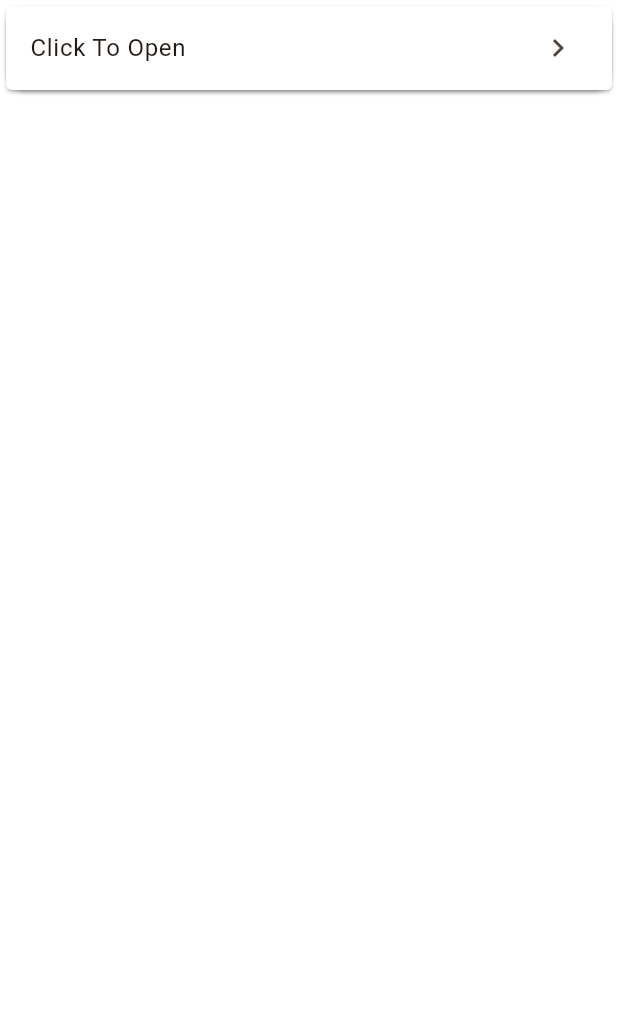
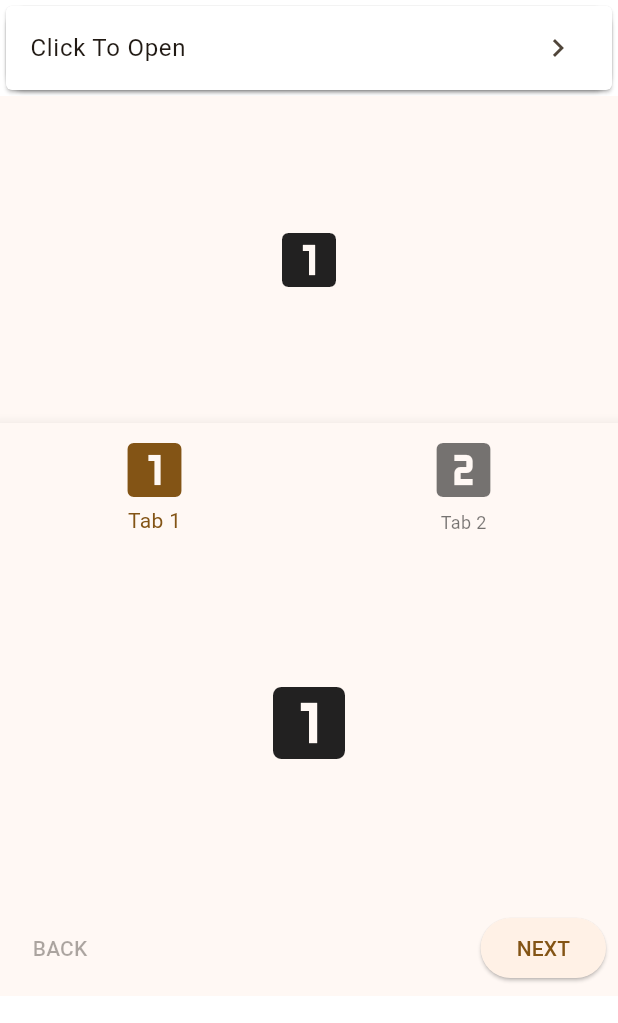
Before and after one commit to WaiYanHtun11/flutter_widgets, a Flutter app: the AnimationPackageDemo screen opened directly, on a phone screen of 412 x 824 dp. Shown: the top 1023 px of the screen. Run offline on Flutter 3.47's test engine with Material 3 defaults, Android fonts, the light colour scheme and no system bars; our stand-ins replace backdrop, cached_network_image, convex_bottom_bar, data_table_2, transparent_image; missing offline and left inert: flutter_gradient_app_bar, widget_with_codeview; key blocks and very long unbroken strings in the code were emptied for the run.

Commit message:
Page Transition Animation

```diff
--- a/lib/animations/animation_package_demo.dart
+++ b/lib/animations/animation_package_demo.dart
@@ -23,8 +23,123 @@ class AnimationPackageDemo extends StatelessWidget {
               );
             },
           ),
+        ),
+        const SizedBox(
+          height: 300,
+          child: PageTransitionSwitcherDemo(),
+        ),
+        const SizedBox(
+          height: 300,
+          child: SharedAxisDemo(),
         )
       ],
     );
   }
 }
+
+class PageTransitionSwitcherDemo extends StatefulWidget {
+  const PageTransitionSwitcherDemo({super.key});
+
+  @override
+  State<PageTransitionSwitcherDemo> createState() => _PageTransitionSwitcherDemoState();
+}
+class _PageTransitionSwitcherDemoState extends State<PageTransitionSwitcherDemo> {
+  final icons = const [
+    Icon(Icons.looks_one,size: 48,key: ValueKey(1)),
+    Icon(Icons.looks_two,size: 48,key: ValueKey(2))
+  ];
+
+  int currentIndex = 0;
+  @override
+  Widget build(BuildContext context) {
+    final btmNavBarItems = [
+      BottomNavigationBarItem(icon: icons[0],label: 'Tab 1'),
+      BottomNavigationBarItem(icon: icons[1],label: 'Tab 2')
+    ];
+
+    return Scaffold(
+      body: Center(
+        child: PageTransitionSwitcher(
+          duration: const Duration(seconds: 1),
+          transitionBuilder: (child,primaryAni,secondaryAni){
+            return FadeThroughTransition(
+                animation: primaryAni,
+                secondaryAnimation: secondaryAni,
+              child: child,
+            );
+          },
+          child: icons[currentIndex],
+        ),
+      ),
+      bottomNavigationBar: BottomNavigationBar(
+        items: btmNavBarItems,
+        currentIndex: currentIndex,
+        onTap: (newIndex)=> setState(()=> currentIndex = newIndex),
+      ),
+    );
+  }
+}
+
+
+class SharedAxisDemo extends StatefulWidget {
+  const SharedAxisDemo({super.key});
+
+  @override
+  State<SharedAxisDemo> createState() => _SharedAxisDemoState();
+}
+class _SharedAxisDemoState extends State<SharedAxisDemo> {
+  final icons = const [
+    Icon(Icons.looks_one,size: 64,key: ValueKey(1)),
+    Icon(Icons.looks_two,size: 64,key: ValueKey(2)),
+    Icon(Icons.looks_3,size: 64,key: ValueKey(3)),
+  ];
+  int currentIndex = 0;
+  SharedAxisTransitionType transitionType =
+      SharedAxisTransitionType.scaled;
+
+  @override
+  Widget build(BuildContext context) {
+    return Scaffold(
+      body: Center(
+        child: Column(
+          children: [
+            Expanded(
+              child: PageTransitionSwitcher(
+                duration: const Duration(seconds: 1),
+                transitionBuilder: (child,primaryAni,secondaryAni){
+                  return SharedAxisTransition(
+                    animation: primaryAni,
+                    secondaryAnimation: secondaryAni,
+                    transitionType: transitionType,
+                    child: child,
+                  );
+                },
+                child: icons[currentIndex],
+              ),
+            ),
+            Padding(
+              padding: const EdgeInsets.all(8.0),
+              child: Row(
+                mainAxisAlignment: MainAxisAlignment.spaceBetween,
+                children: [
+                  TextButton(
+                      onPressed: currentIndex == 0 ? null : (){
+                        setState(() => currentIndex-- );
+                      },
+                      child: const Text('BACK')
+                  ),
+                  ElevatedButton(
+                      onPressed: currentIndex == 2 ? null : (){
+                        setState(() => currentIndex++ );
+                      },
+                      child: const Text('NEXT')
+                  )
+                ],
+              ),
+            )
+          ],
+        ),
+      ),
+    );
+  }
+}
--- a/pubspec.yaml
+++ b/pubspec.yaml
@@ -44,6 +44,7 @@ dependencies:
   convex_bottom_bar: ^3.2.0
   intl: ^0.19.0
   animations: ^2.0.8
+  provider: ^6.1.1
 
 dev_dependencies:
   flutter_test:
```
Also changed, not shown: lib/data_provider.dart (added, +21 -0 lines), lib/provider_demo.dart (added, +29 -0 lines), pubspec.lock.
